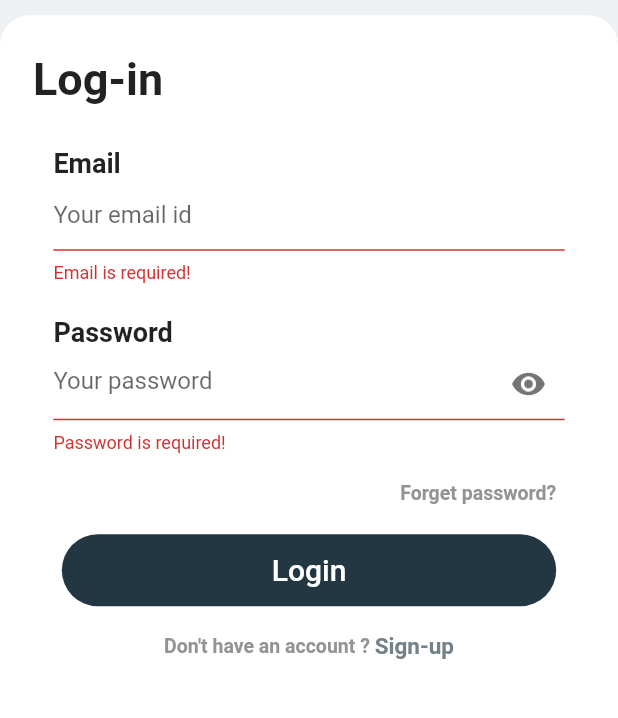
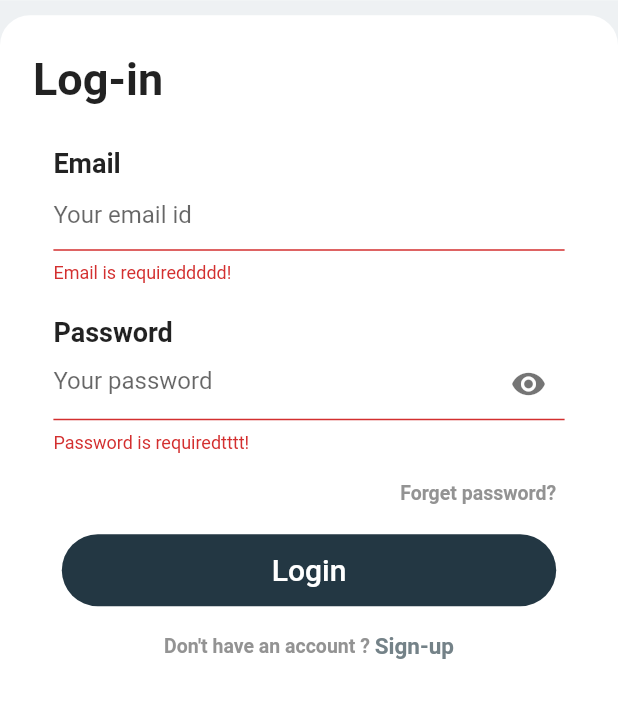
Before and after one commit to SystemIntegration/Flutter-Auth-Template, a Flutter app: the screen it shows after launch, after a tap on "Login", on a phone screen of 412 x 824 dp, the part 247-965 px from its top. Run offline on Flutter 3.47's test engine with Material 2 defaults, Android fonts, the light colour scheme and no system bars; our stand-ins replace email_validator, image_picker; Roboto replaces fonts that are missing (NotoSerif).

Commit message:
Simple Login Register Screen demo done.

```diff
--- a/lib/components/login_page.dart
+++ b/lib/components/login_page.dart
@@ -18,6 +18,10 @@ import 'package:login_register_demo/components/common/page_heading.dart';
 import 'package:login_register_demo/components/forget_password_page.dart';
 import 'package:login_register_demo/components/signup_page.dart';
 
+const users = const {
+  'admin': 'admin',
+};
+
 class LoginPage extends StatefulWidget {
   const LoginPage({Key? key}) : super(key: key);
 
@@ -27,6 +31,13 @@ class LoginPage extends StatefulWidget {
 
 class _LoginPageState extends State<LoginPage> {
   //
+  final _emailTextContoller = EditableText;
+  final _passwordTextContoller = EditableText;
+   final TextEditingController _controllerEmail = TextEditingController();
+      final TextEditingController _controllerPass = TextEditingController();
+
+
+
   final _loginFormKey = GlobalKey<FormState>();
 
   @override
@@ -58,11 +69,13 @@ class _LoginPageState extends State<LoginPage> {
                         CustomInputField(
                             labelText: 'Email',
                             hintText: 'Your email id',
-                            validator: (textValue) {
-                              if (textValue == null || textValue.isEmpty) {
-                                return 'Email is required!';
+                            validator: (_emailTextContoller) {
+                              if (_emailTextContoller == null ||
+                                  _emailTextContoller.isEmpty) {
+                                return 'Email is requireddddd!';
                               }
-                              if (!EmailValidator.validate(textValue)) {
+                              if (!EmailValidator.validate(
+                                  _emailTextContoller)) {
                                 return 'Please enter a valid email';
                               }
                               return null;
@@ -75,9 +88,10 @@ class _LoginPageState extends State<LoginPage> {
                           hintText: 'Your password',
                           obscureText: true,
                           suffixIcon: true,
-                          validator: (textValue) {
-                            if (textValue == null || textValue.isEmpty) {
-                              return 'Password is required!';
+                          validator: (_passwordTextContoller) {
+                            if (_passwordTextContoller == null ||
+                                _passwordTextContoller.isEmpty) {
+                              return 'Password is requiredtttt!';
                             }
                             return null;
                           },
@@ -165,9 +179,37 @@ class _LoginPageState extends State<LoginPage> {
   void _handleLoginUser() {
     // login user
     if (_loginFormKey.currentState!.validate()) {
-      ScaffoldMessenger.of(context).showSnackBar(
-        const SnackBar(content: Text('Submitting data..')),
-      );
+      if (_emailTextContoller == "admin@gmail.com" && _passwordTextContoller == "admin") {
+        ScaffoldMessenger.of(context).showSnackBar(
+          const SnackBar(content: Text('Submitting data..')),
+        );
+      }else{
+           ScaffoldMessenger.of(context).showSnackBar(
+          const SnackBar(content: Text('enter valid userId and Pass data..')),
+        );
+      }
     }
+    return null;
   }
+
+// String ss() {
+
+//     if (_emailTextContoller == "admin") {
+//       return "";
+//     }else{
+//       return "invalida admin";
+//     }
+//     if (_passwordTextContoller =="admin") {
+//       return "";
+//         }else{
+//       return "invalidare admin";
+
+//     }
+
+//      ScaffoldMessenger.of(context).showSnackBar(
+//         const SnackBar(content: Text('Submitting data..')),
+//       );
+//     return "sucesess";
+//   }
+
 }
```
